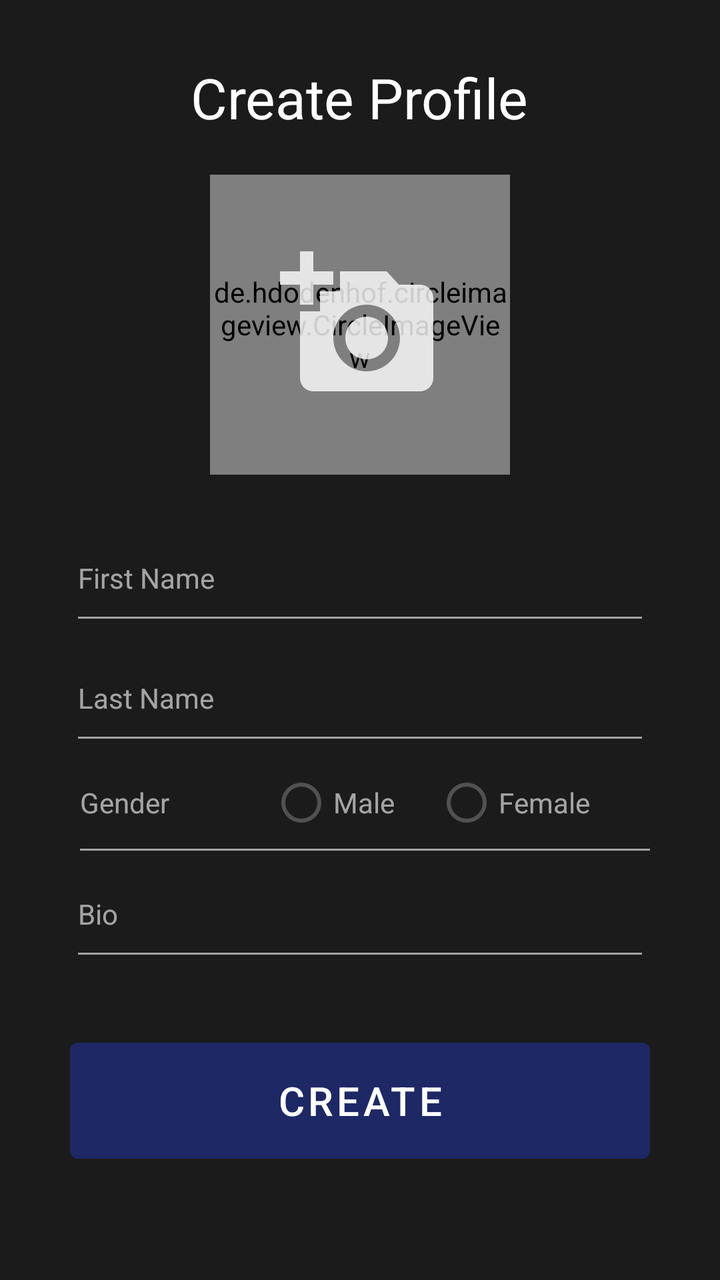
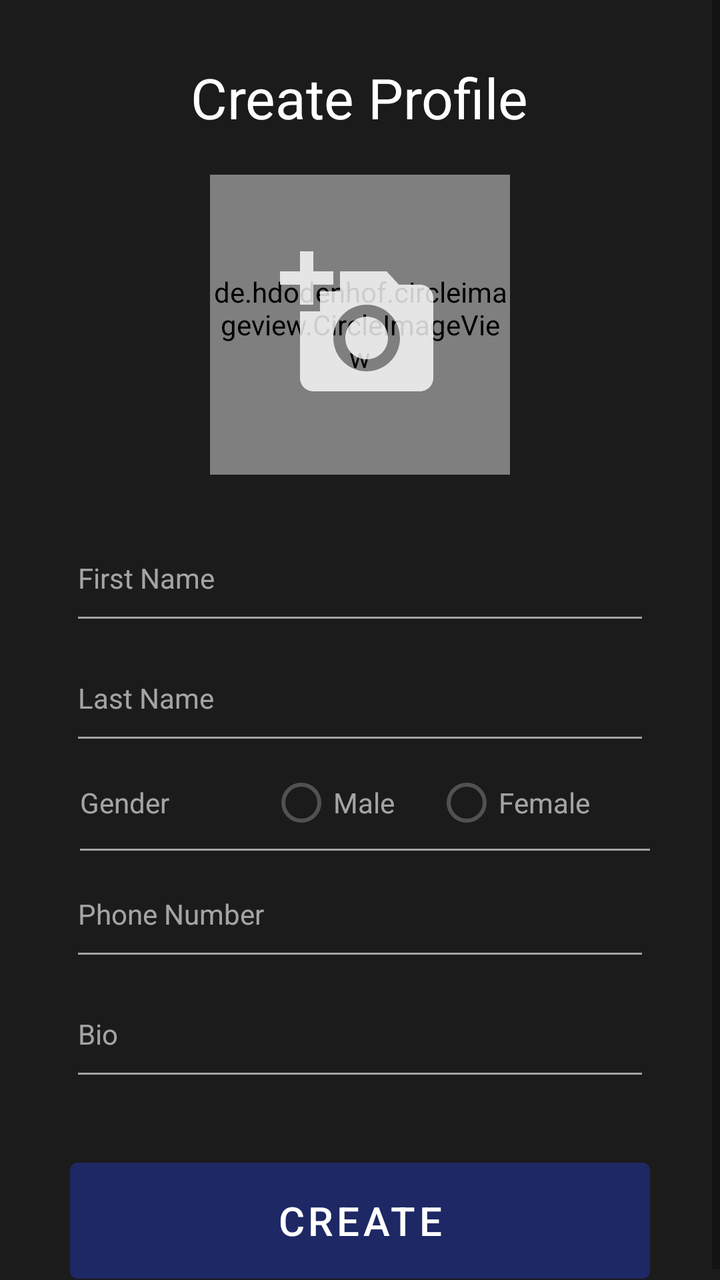

Screens rendered from an Android XML layout before and after an edit, with the pre-edit source and the edit as a unified diff.
<!-- AndroidManifest.xml: application theme Theme.I180479_180531 -->
<!-- res/layout/activity_input_credentials.xml -->
<?xml version="1.0" encoding="utf-8"?>
<RelativeLayout
    xmlns:android="http://schemas.android.com/apk/res/android"
    xmlns:app="http://schemas.android.com/apk/res-auto"
    xmlns:tools="http://schemas.android.com/tools"
    android:layout_width="match_parent"
    android:layout_height="match_parent"
    android:background="#1C1B1B"
    tools:context=".inputCredentials">

    <ScrollView
        android:layout_width="match_parent"
        android:layout_height="match_parent">

        <RelativeLayout
            android:layout_width="match_parent"
            android:layout_height="match_parent">

            <TextView
                android:id="@+id/create_profile"
                android:layout_width="wrap_content"
                android:layout_height="wrap_content"
                android:layout_marginTop="30dp"
                android:gravity="center"
                android:text="Create Profile"
                android:textColor="@color/white"
                android:textSize="28dp"
                android:layout_centerHorizontal="true"/>

            <RelativeLayout
                android:layout_width="150dp"
                android:layout_height="150dp"
                android:layout_below="@id/create_profile"
                android:layout_margin="20dp"
                android:layout_centerHorizontal="true"
                android:id="@+id/rl_display_pic">

                <de.hdodenhof.circleimageview.CircleImageView
                    android:id="@+id/display_pic"
                    android:layout_width="match_parent"
                    android:layout_height="match_parent"/>

                <ImageView
                    android:id="@+id/add_display_pic"
                    android:layout_width="80dp"
                    android:layout_height="80dp"
                    android:layout_centerInParent="true"
                    android:alpha="0.8"
                    android:background="@drawable/add_photo_icon" />
            </RelativeLayout>

            <EditText
                android:id="@+id/first_name"
                android:layout_width="match_parent"
                android:layout_height="60dp"
                android:layout_below="@+id/rl_display_pic"
                android:layout_marginLeft="35dp"
                android:layout_marginRight="35dp"
                android:alpha="0.6"
                android:backgroundTint="@color/white"
                android:hint="First Name"
                android:textColor="@color/white"
                android:textColorHint="@color/white"
                android:textSize="14sp" />

            <EditText
                android:id="@+id/last_name"
                android:layout_width="match_parent"
                android:layout_height="60dp"
                android:layout_below="@+id/first_name"
                android:layout_marginLeft="35dp"
                android:layout_marginRight="35dp"
                android:alpha="0.6"
                android:backgroundTint="@color/white"
                android:hint="Last Name"
                android:textAlignment="textStart"
                android:textColor="@color/white"
                android:textColorHint="@color/white"
                android:textSize="14sp" />

            <RelativeLayout
                android:layout_width="match_parent"
                android:layout_height="wrap_content"
                android:layout_below="@+id/last_name"
                android:layout_marginEnd="35dp"
                android:id="@+id/gender"
                android:alpha="0.6"
                android:layout_marginStart="40dp">

                <TextView
                    android:textColor="@color/white"
                    android:textSize="14sp"
                    android:layout_width="wrap_content"
                    android:layout_height="wrap_content"
                    android:text="Gender"
                    android:id="@+id/tv_gender"
                    android:layout_centerVertical="true" />

                <RadioGroup
                    android:id="@+id/genderRadioGroup"
                    android:layout_width="match_parent"
                    android:layout_height="wrap_content"
                    android:orientation="horizontal"
                    android:layout_toEndOf="@+id/tv_gender"
                    android:layout_marginStart="50dp">

                    <RadioButton
                        android:id="@+id/radioButtonMale"
                        android:layout_width="wrap_content"
                        android:layout_height="wrap_content"
                        android:text="Male"
                        android:textColor="@color/white"/>

                    <RadioButton
                        android:id="@+id/radioButtonFemale"
                        android:layout_width="wrap_content"
                        android:layout_height="wrap_content"
                        android:text="Female"
                        android:textColor="@color/white"
                        android:layout_marginStart="20dp"/>
                </RadioGroup>

                <View
                    android:layout_width="match_parent"
                    android:layout_height="1dp"
                    android:layout_alignParentBottom="true"
                    android:background="@color/white"/>
            </RelativeLayout>

            <EditText
                android:textColor="@color/white"
                android:backgroundTint="@color/white"
                android:hint="Bio"
                android:textColorHint="@color/white"
                android:textAlignment="textStart"
                android:layout_below="@+id/gender"
                android:id="@+id/bio"
                android:layout_marginLeft="35dp"
                android:textSize="14sp"
                android:layout_marginRight="35dp"
                android:layout_width="match_parent"
                android:layout_height="60dp"
                android:alpha="0.6"
                />

            <Button
                android:id="@+id/create"
                android:layout_width="match_parent"
                android:layout_height="70dp"
                android:layout_below="@+id/bio"
                android:layout_marginLeft="35dp"
                android:layout_marginTop="30dp"
                android:layout_marginRight="35dp"
                android:backgroundTint="#1D2865"
                android:text="CREATE"
                android:textSize="20dp" />
        </RelativeLayout>
    </ScrollView>
</RelativeLayout>
<!-- resources referenced by this layout -->
<resources>
  <color name="white">#FFFFFFFF</color>
  <!-- drawable add_photo_icon (drawable) -->
  <vector android:height="24dp" android:tint="#FFFFFF"
      android:viewportHeight="24" android:viewportWidth="24"
      android:width="24dp" xmlns:android="http://schemas.android.com/apk/res/android">
      <path android:fillColor="@android:color/white" android:pathData="M3,4V1h2v3h3v2H5v3H3V6H0V4H3zM6,10V7h3V4h7l1.83,2H21c1.1,0 2,0.9 2,2v12c0,1.1 -0.9,2 -2,2H5c-1.1,0 -2,-0.9 -2,-2V10H6zM13,19c2.76,0 5,-2.24 5,-5s-2.24,-5 -5,-5s-5,2.24 -5,5S10.24,19 13,19zM9.8,14c0,1.77 1.43,3.2 3.2,3.2s3.2,-1.43 3.2,-3.2s-1.43,-3.2 -3.2,-3.2S9.8,12.23 9.8,14z"/>
  </vector>
  <style name="Theme.I180479_180531" parent="Theme.MaterialComponents.DayNight.NoActionBar">
          
          <item name="colorPrimary">@color/purple_500</item>
          <item name="colorPrimaryVariant">@color/purple_700</item>
          <item name="colorOnPrimary">@color/white</item>
          
          <item name="colorSecondary">@color/teal_200</item>
          <item name="colorSecondaryVariant">@color/teal_700</item>
          <item name="colorOnSecondary">@color/black</item>
          
          <item name="android:statusBarColor" tools:targetApi="l">?attr/colorPrimaryVariant</item>
          
      </style>
  <color name="purple_500">#FF6200EE</color>
  <color name="purple_700">#FF3700B3</color>
  <color name="teal_200">#FF03DAC5</color>
  <color name="teal_700">#FF018786</color>
  <color name="black">#FF000000</color>
</resources>

<!-- the commit's change to res/layout/activity_input_credentials.xml (unified diff, before → after) -->
@@ -130,10 +130,27 @@
             <EditText
                 android:textColor="@color/white"
                 android:backgroundTint="@color/white"
+                android:hint="Phone Number"
+                android:textColorHint="@color/white"
+                android:textAlignment="textStart"
+                android:layout_below="@+id/gender"
+                android:id="@+id/phoneNumber"
+                android:layout_marginLeft="35dp"
+                android:textSize="14sp"
+                android:layout_marginRight="35dp"
+                android:layout_width="match_parent"
+                android:layout_height="60dp"
+                android:alpha="0.6"
+                android:inputType="phone"
+                />
+
+            <EditText
+                android:textColor="@color/white"
+                android:backgroundTint="@color/white"
                 android:hint="Bio"
                 android:textColorHint="@color/white"
                 android:textAlignment="textStart"
-                android:layout_below="@+id/gender"
+                android:layout_below="@+id/phoneNumber"
                 android:id="@+id/bio"
                 android:layout_marginLeft="35dp"
                 android:textSize="14sp"
